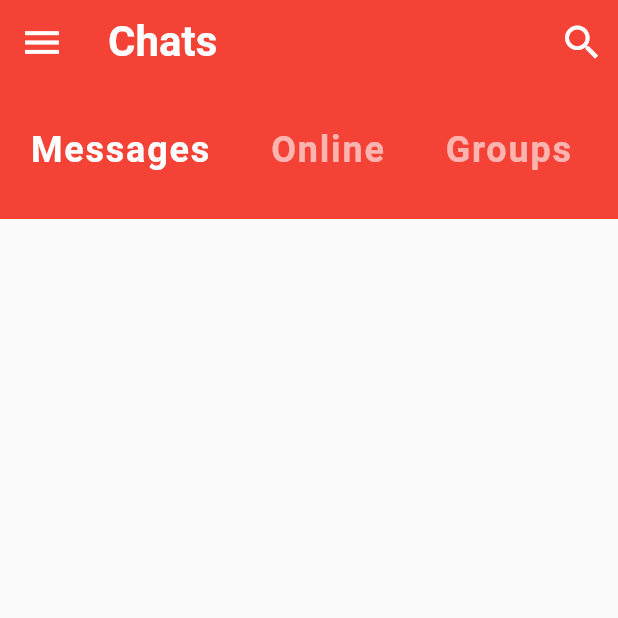
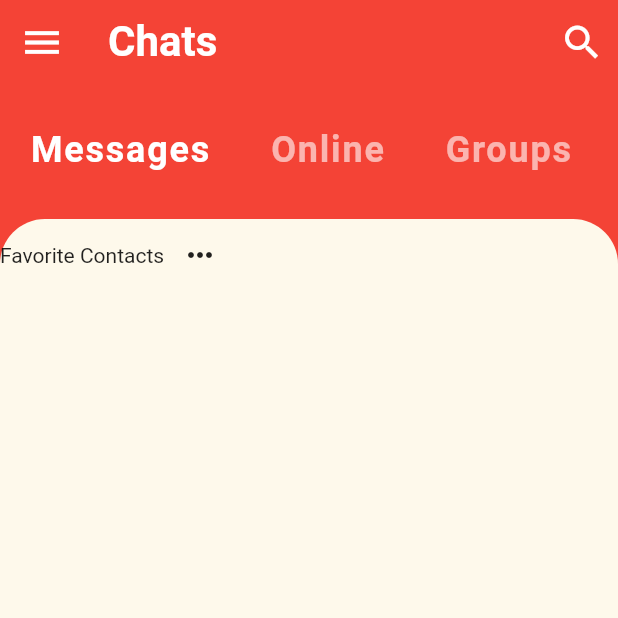
Before and after one commit to Dera-codes/chat_app_ui, a Flutter app: the screen it shows after launch, on a phone screen of 412 x 824 dp, the top half of it. Run offline on Flutter 3.47's test engine with Material 2 defaults, Android fonts, the phone set to English and light mode, and no system bars.

Commit message:
app update

```diff
--- a/lib/screens/home_screen.dart
+++ b/lib/screens/home_screen.dart
@@ -1,3 +1,4 @@
+import 'package:chat_ui_app/widgets/favorite_contacts.dart';
 import 'package:flutter/material.dart';
 
 import '../widgets/category_selector.dart';
@@ -13,6 +14,7 @@ class _HomeScreenState extends State<HomeScreen> {
   @override
   Widget build(BuildContext context) {
     return Scaffold(
+      backgroundColor: Theme.of(context).primaryColor,
       appBar: AppBar(
         leading: IconButton(
           icon: Icon(Icons.menu),
@@ -41,6 +43,20 @@ class _HomeScreenState extends State<HomeScreen> {
       body: Column(
         children: [
           CategorySelector(),
+          Expanded(
+            child: Container(
+              decoration: BoxDecoration(
+                color: Theme.of(context).colorScheme.secondary,
+                borderRadius: BorderRadius.only(
+                  topLeft: Radius.circular(30),
+                  topRight: Radius.circular(30),
+                ),
+              ),
+              child: Column(
+                children: [FavoriteContacts()],
+              ),
+            ),
+          ),
         ],
       ),
     );
--- /dev/null
+++ b/lib/widgets/favorite_contacts.dart
@@ -0,0 +1,18 @@
+import 'package:flutter/material.dart';
+
+class FavoriteContacts extends StatelessWidget {
+  const FavoriteContacts({super.key});
+
+  @override
+  Widget build(BuildContext context) {
+    return Row(
+      children: [
+        Text('Favorite Contacts'),
+        IconButton(
+          icon: Icon(Icons.more_horiz),
+          onPressed: () {},
+        ),
+      ],
+    );
+  }
+}
```
